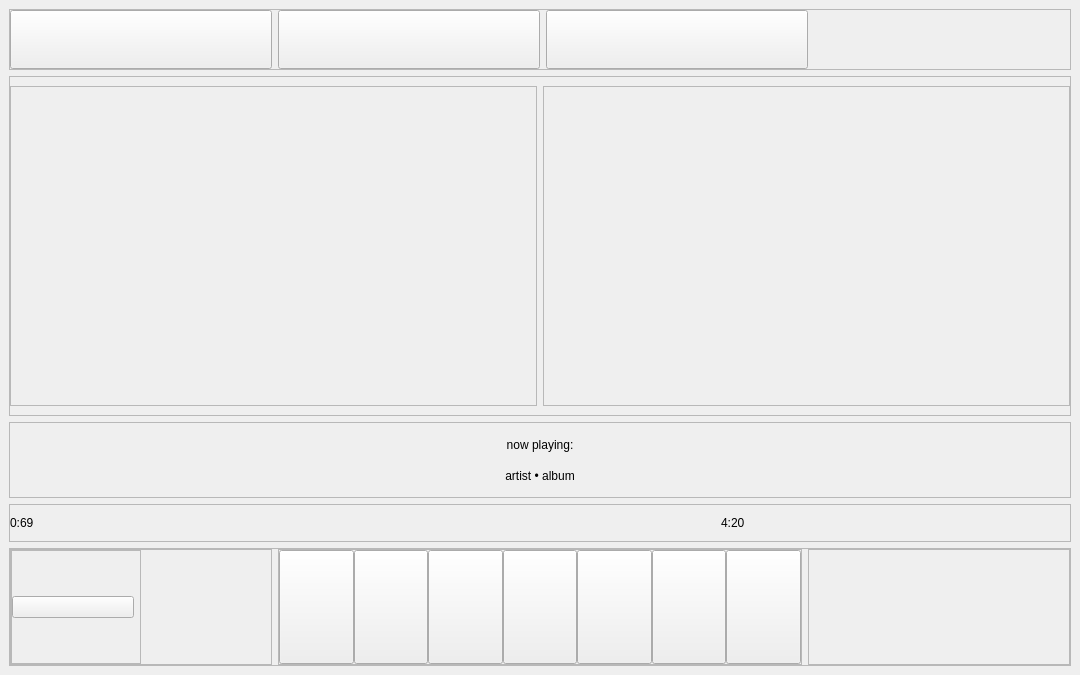
The window that classes/generatedui/mainwindow.ui (moltenlavaguava/peanut) describes before a commit, drawn with Qt 5.
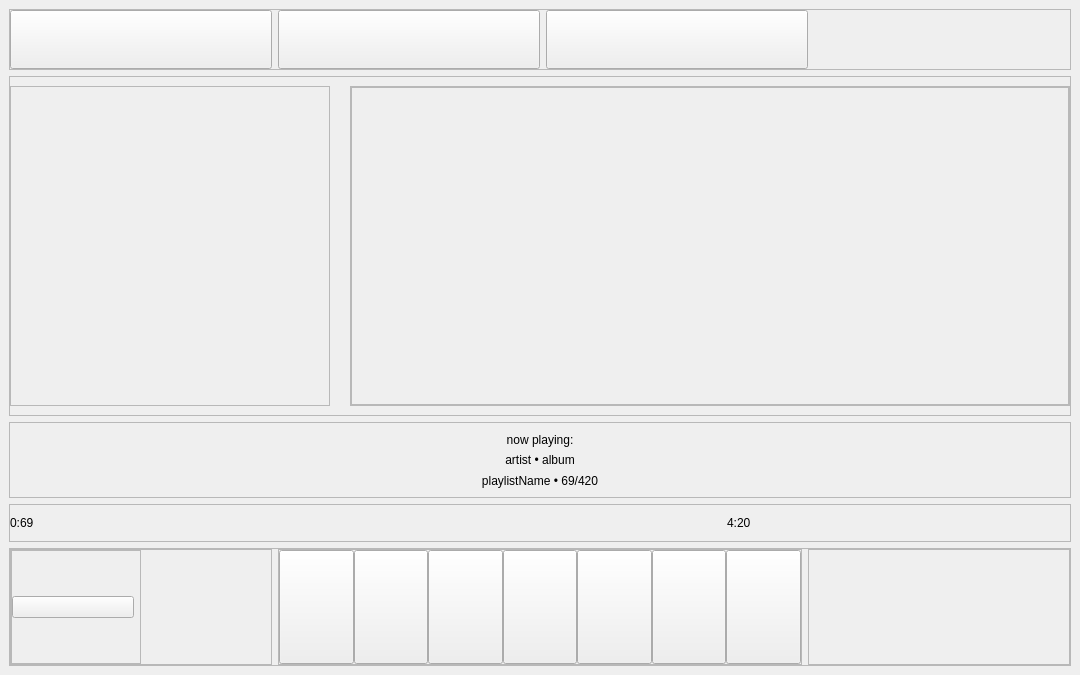
The same window after the commit. Icons and pictures are not drawn. Custom widgets are drawn as their Qt base class.

What changed in the file:
```diff
--- a/classes/generatedui/mainwindow.ui
+++ b/classes/generatedui/mainwindow.ui
@@ -148,6 +148,9 @@
        <enum>QFrame::Shadow::Raised</enum>
       </property>
       <layout class="QHBoxLayout" name="horizontalLayout_2">
+       <property name="spacing">
+        <number>20</number>
+       </property>
        <property name="leftMargin">
         <number>0</number>
        </property>
@@ -155,20 +158,72 @@
         <number>0</number>
        </property>
        <item>
-        <widget class="SquareFrame" name="SquareFrame">
+        <widget class="SquareFrame" name="container_albumCover">
+         <property name="minimumSize">
+          <size>
+           <width>320</width>
+           <height>0</height>
+          </size>
+         </property>
+         <property name="maximumSize">
+          <size>
+           <width>320</width>
+           <height>16777215</height>
+          </size>
+         </property>
          <property name="frameShape">
           <enum>QFrame::Shape::StyledPanel</enum>
          </property>
         </widget>
        </item>
        <item>
-        <widget class="QFrame" name="container_nextList">
+        <widget class="QFrame" name="container_nextListFrame">
          <property name="frameShape">
           <enum>QFrame::Shape::StyledPanel</enum>
          </property>
          <property name="frameShadow">
           <enum>QFrame::Shadow::Raised</enum>
          </property>
+         <layout class="QVBoxLayout" name="verticalLayout_3">
+          <property name="spacing">
+           <number>0</number>
+          </property>
+          <property name="leftMargin">
+           <number>0</number>
+          </property>
+          <property name="topMargin">
+           <number>0</number>
+          </property>
+          <property name="rightMargin">
+           <number>0</number>
+          </property>
+          <property name="bottomMargin">
+           <number>0</number>
+          </property>
+          <item>
+           <widget class="QScrollArea" name="container_nextList">
+            <property name="sizePolicy">
+             <sizepolicy hsizetype="Preferred" vsizetype="Expanding">
+              <horstretch>0</horstretch>
+              <verstretch>0</verstretch>
+             </sizepolicy>
+            </property>
+            <property name="widgetResizable">
+             <bool>true</bool>
+            </property>
+            <widget class="QWidget" name="scrollAreaWidgetContents">
+             <property name="geometry">
+              <rect>
+               <x>0</x>
+               <y>0</y>
+               <width>716</width>
+               <height>316</height>
+              </rect>
+             </property>
+            </widget>
+           </widget>
+          </item>
+         </layout>
         </widget>
        </item>
       </layout>
@@ -209,6 +264,16 @@
          </property>
         </widget>
        </item>
+       <item>
+        <widget class="QLabel" name="info_playlistData">
+         <property name="text">
+          <string>playlistName • 69/420</string>
+         </property>
+         <property name="alignment">
+          <set>Qt::AlignmentFlag::AlignCenter</set>
+         </property>
+        </widget>
+       </item>
       </layout>
      </widget>
     </item>
@@ -227,6 +292,9 @@
        <enum>QFrame::Shadow::Raised</enum>
       </property>
       <layout class="QHBoxLayout" name="horizontalLayout_3">
+       <property name="spacing">
+        <number>15</number>
+       </property>
        <property name="leftMargin">
         <number>0</number>
        </property>
```
Left out of the diff: 44 changed lines with no effect on the pictures.
